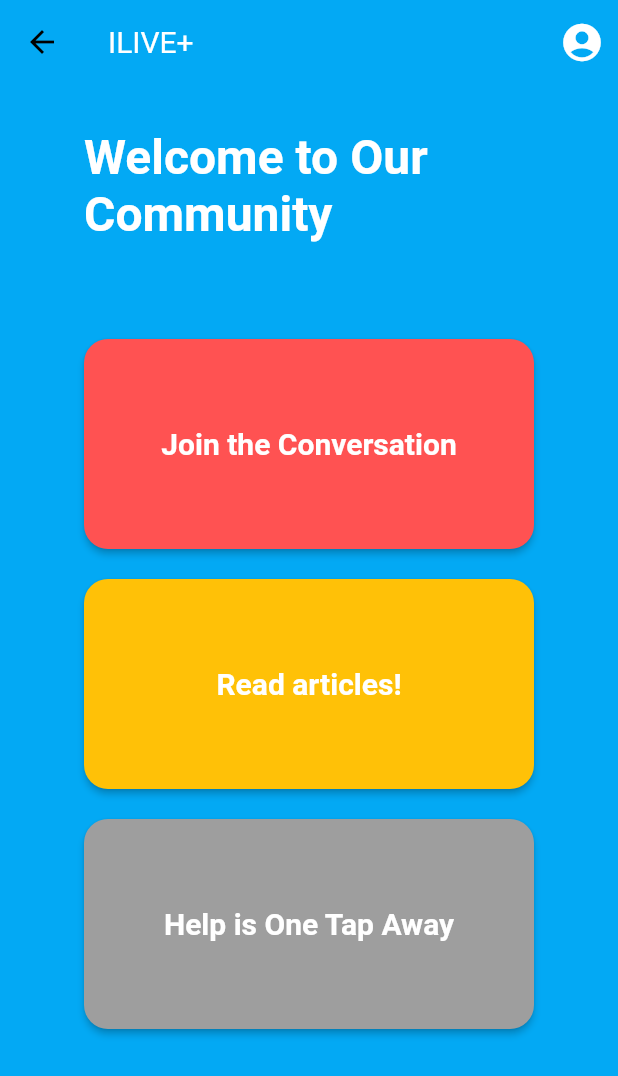
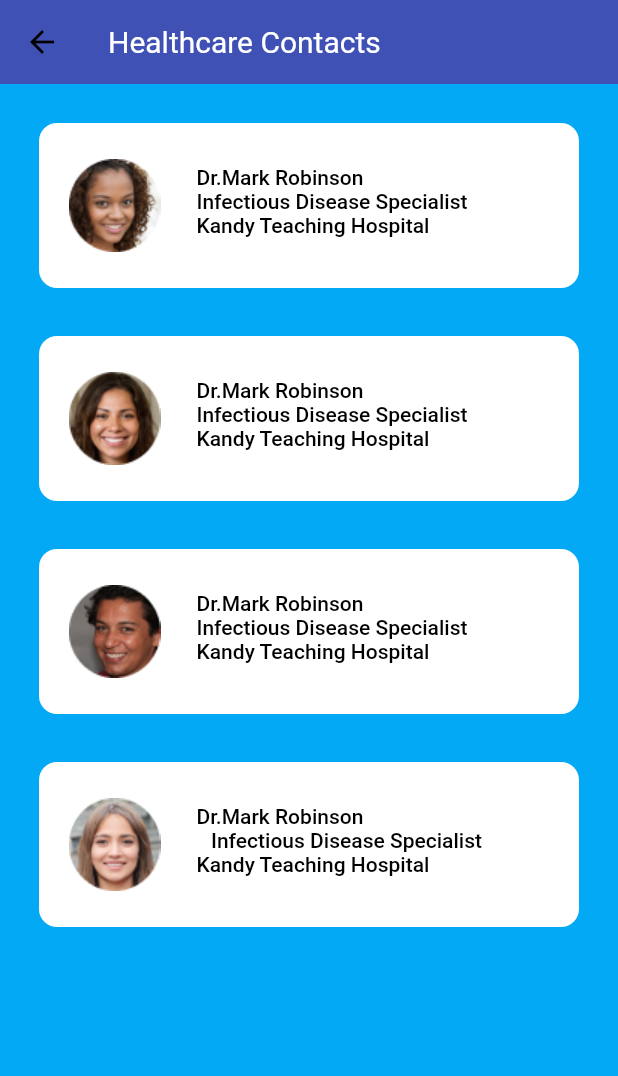
Before and after one commit to Hotcat-Technologies/hiv-tracker, a Flutter app: the Welcome screen opened directly, after a tap on "Help is One Tap Away", on a phone screen of 412 x 824 dp. Shown: the top 1076 px of the screen. Run offline on Flutter 3.47's test engine with Material 2 defaults, Android fonts, the phone set to English and light mode, and no system bars.

Commit message:
created healthcare contacts page

```diff
--- a/lib/common/constants.dart
+++ b/lib/common/constants.dart
@@ -9,6 +9,12 @@ const headerStyle = TextStyle(
     fontSize: 32,
     fontWeight: FontWeight.bold
 );
+const contactsBoxText = TextStyle(
+    color: Colors.black,
+    fontSize: 14,
+    fontWeight: FontWeight.w500,
+);
+const contactsBoxWidth = 200.0;
 const headerWidth = 300.0;
 const textFieldStyle = BorderSide(color: Colors.white, width: 2.0);
 const textFieldColor = TextStyle(color: Colors.white);
--- /dev/null
+++ b/lib/screens/healthcare_contacts_page.dart
@@ -0,0 +1,256 @@
+import 'package:flutter/cupertino.dart';
+import 'package:flutter/material.dart';
+
+import '../common/constants.dart';
+
+class HealthcareContacts extends StatefulWidget {
+  const HealthcareContacts({Key? key}) : super(key: key);
+
+  @override
+  State<HealthcareContacts> createState() => _HealthcareContactsState();
+}
+
+class _HealthcareContactsState extends State<HealthcareContacts> {
+  @override
+  Widget build(BuildContext context) {
+    return Scaffold(
+      backgroundColor: backgroundColor,
+      appBar: AppBar(
+        title: const Text(
+          'Healthcare Contacts',
+          style: appBarText,
+        ),
+        elevation: 0,
+        backgroundColor: Colors.indigo,
+      ),
+      body: SafeArea(
+        child: Container(
+          padding: const EdgeInsets.all(10),
+          child: Column(
+            children: [
+              Column(
+                children: [
+                  Center(
+                    child: Container(
+                      height: 110,
+                      width: 400,
+                      margin: const EdgeInsets.all(16),
+                      decoration: BoxDecoration(
+                        color: Colors.white,
+                        borderRadius: BorderRadius.circular(12),
+                      ),
+                      child: Center(
+                          child: Padding(
+                            padding: const EdgeInsets.all(12.0),
+                            child: Row(
+                              children: [
+                                Padding(
+                                  padding: const EdgeInsets.all(8.0),
+                                  child: Image.asset(
+                                    'assets/images/Ellipse 2.png',
+                                  ),
+                                ),
+                                Padding(
+                                  padding: const EdgeInsets.all(16.0),
+                                  child: Column(
+                                    children: const [
+                                      SizedBox(
+                                        width: contactsBoxWidth,
+                                        child: Text(
+                                          'Dr.Mark Robinson',
+                                          style: contactsBoxText,
+                                        ),
+                                      ),
+                                      SizedBox(
+                                        width: contactsBoxWidth,
+                                        child: Text(
+                                          'Infectious Disease Specialist',
+                                          style: contactsBoxText,
+                                        ),
+                                      ),
+                                      SizedBox(
+                                        width: contactsBoxWidth,
+                                        child: Text(
+                                          'Kandy Teaching Hospital',
+                                          style: contactsBoxText,
+                                        ),
+                                      ),
+                                    ],
+                                  ),
+                                ),
+                              ],
+                            ),
+                          )
+                      ),
+                    ),
+                  ),
+                  Center(
+                    child: Container(
+                      height: 110,
+                      width: 400,
+                      margin: const EdgeInsets.all(16),
+                      decoration: BoxDecoration(
+                        color: Colors.white,
+                        borderRadius: BorderRadius.circular(12),
+                      ),
+                      child: Center(
+                          child: Padding(
+                            padding: const EdgeInsets.all(12.0),
+                            child: Row(
+                              children: [
+                                Padding(
+                                  padding: const EdgeInsets.all(8.0),
+                                  child: Image.asset(
+                                    'assets/images/Ellipse 3.png',
+                                  ),
+                                ),
+                                Padding(
+                                  padding: const EdgeInsets.all(16.0),
+                                  child: Column(
+                                    children: const [
+                                      SizedBox(
+                                        width: contactsBoxWidth,
+                                        child: Text(
+                                          'Dr.Mark Robinson',
+                                          style: contactsBoxText,
+                                        ),
+                                      ),
+                                      SizedBox(
+                                        width: contactsBoxWidth,
+                                        child: Text(
+                                          'Infectious Disease Specialist',
+                                          style: contactsBoxText,
+                                        ),
+                                      ),
+                                      SizedBox(
+                                        width: contactsBoxWidth,
+                                        child: Text(
+                                          'Kandy Teaching Hospital',
+                                          style: contactsBoxText,
+                                        ),
+                                      ),
+                                    ],
+                                  ),
+                                ),
+                              ],
+                            ),
+                          )
+                      ),
+                    ),
+                  ),
+                  Center(
+                    child: Container(
+                      height: 110,
+                      width: 400,
+                      margin: const EdgeInsets.all(16),
+                      decoration: BoxDecoration(
+                        color: Colors.white,
+                        borderRadius: BorderRadius.circular(12),
+                      ),
+                      child: Center(
+                          child: Padding(
+                            padding: const EdgeInsets.all(12.0),
+                            child: Row(
+                              children: [
+                                Padding(
+                                  padding: const EdgeInsets.all(8.0),
+                                  child: Image.asset(
+                                    'assets/images/Ellipse 4.png',
+                                  ),
+                                ),
+                                Padding(
+                                  padding: const EdgeInsets.all(16.0),
+                                  child: Column(
+                                    children: const [
+                                      SizedBox(
+                                        width: contactsBoxWidth,
+                                        child: Text(
+                                          'Dr.Mark Robinson',
+                                          style: contactsBoxText,
+                                        ),
+                                      ),
+                                      SizedBox(
+                                        width: contactsBoxWidth,
+                                        child: Text(
+                                          'Infectious Disease Specialist',
+                                          style: contactsBoxText,
+                                        ),
+                                      ),
+                                      SizedBox(
+                                        width: contactsBoxWidth,
+                                        child: Text(
+                                          'Kandy Teaching Hospital',
+                                          style: contactsBoxText,
+                                        ),
+                                      ),
+                                    ],
+                                  ),
+                                ),
+                              ],
+                            ),
+                          )
+                      ),
+                    ),
+                  ),
+                  Center(
+                    child: Container(
+                      height: 110,
+                      width: 400,
+                      margin: const EdgeInsets.all(16),
+                      decoration: BoxDecoration(
+                        color: Colors.white,
+                        borderRadius: BorderRadius.circular(12),
+                      ),
+                      child: Center(
+                          child: Padding(
+                            padding: const EdgeInsets.all(12.0),
+                            child: Row(
+                              children: [
+                                Padding(
+                                  padding: const EdgeInsets.all(8.0),
+                                  child: Image.asset(
+                                    'assets/images/Ellipse 5.png',
+                                  ),
+                                ),
+                                Padding(
+                                  padding: const EdgeInsets.all(16.0),
+                                  child: Column(
+                                    children: const [
+                                      SizedBox(
+                                        width: contactsBoxWidth,
+                                        child: Text(
+                                          'Dr.Mark Robinson',
+                                          style: contactsBoxText,
+                                        ),
+                                      ),
+                                      SizedBox(
+                                        child: Text(
+                                          'Infectious Disease Specialist',
+                                          style: contactsBoxText,
+                                        ),
+                                      ),
+                                      SizedBox(
+                                        width: contactsBoxWidth,
+                                        child: Text(
+                                          'Kandy Teaching Hospital',
+                                          style: contactsBoxText,
+                                        ),
+                                      ),
+                                    ],
+                                  ),
+                                ),
+                              ],
+                            ),
+                          )
+                      ),
+                    ),
+                  )
+                ],
+              ),
+            ],
+          ),
+        ),
+      ),
+    );
+  }
+}
--- a/lib/screens/sign_up_page.dart
+++ b/lib/screens/sign_up_page.dart
@@ -19,10 +19,7 @@ class _SignUpState extends State<SignUp> {
       appBar: AppBar(
         title: const Text(
           'ILIVE+',
-          style: TextStyle(
-            fontWeight: FontWeight.normal,
-            color: Colors.white,
-          ),
+          style: appBarText,
         ),
         elevation: 0,
       ),
--- a/lib/screens/welcome_page.dart
+++ b/lib/screens/welcome_page.dart
@@ -1,6 +1,7 @@
 import 'package:flutter/cupertino.dart';
 import 'package:flutter/material.dart';
 import 'package:hiv_tracker/common/constants.dart';
+import 'package:hiv_tracker/screens/healthcare_contacts_page.dart';
 
 class Welcome extends StatefulWidget {
   const Welcome({Key? key}) : super(key: key);
@@ -127,7 +128,10 @@ class _WelcomeState extends State<Welcome> {
                           ),
                         ),
                         onPressed: () {
-
+                          Navigator.push(
+                            context,
+                            MaterialPageRoute(builder: (context) => const HealthcareContacts()),
+                          );
                         },
                         child: const Text(
                           'Help is One Tap Away',
```
Also changed, not shown: assets/images/Ellipse 2.png (added), assets/images/Ellipse 3.png (added), assets/images/Ellipse 4.png (added), assets/images/Ellipse 5.png (added).
